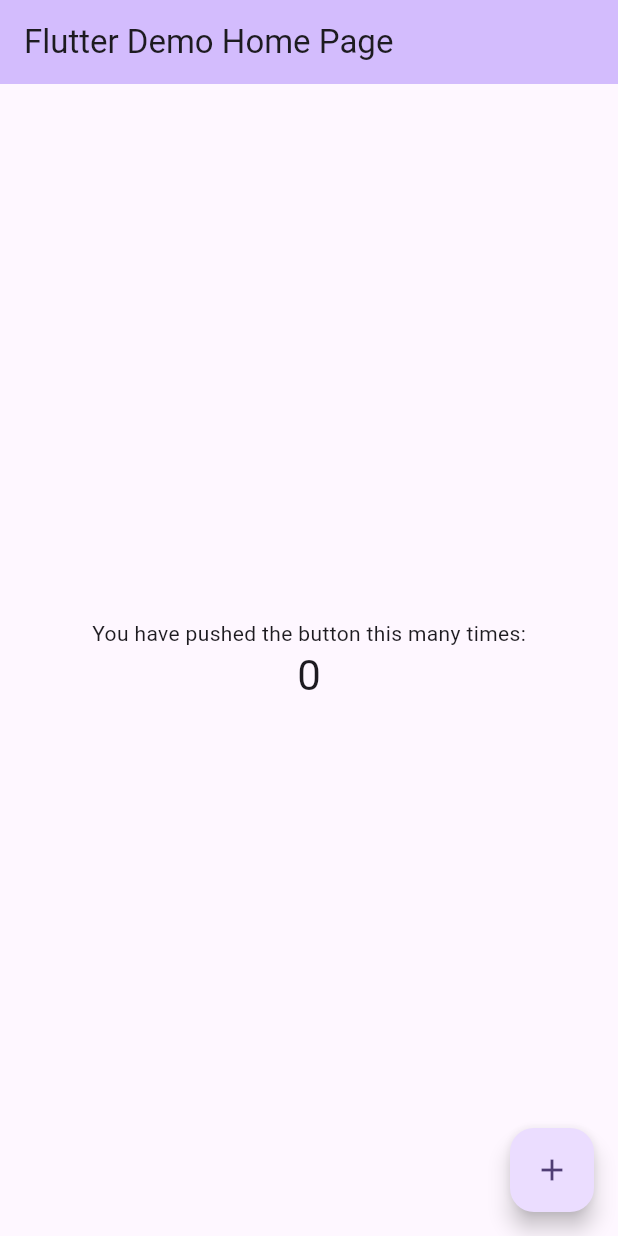
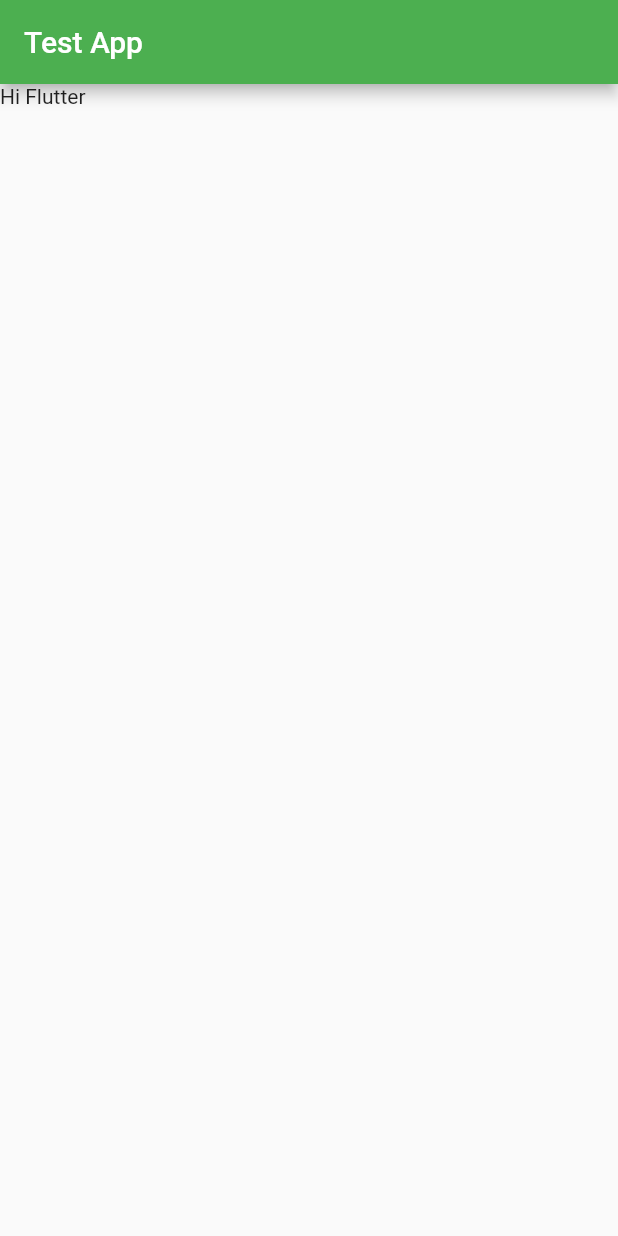
Before and after one commit to Madcamp4-Week2/Retent-Frontend, a Flutter app: the screen it shows after launch, on a phone screen of 412 x 824 dp. Run offline on Flutter 3.47's test engine with Material 2 defaults, Android fonts, the phone set to English and light mode, and no system bars.

Commit message:
ch1 completed

```diff
--- a/lib/main.dart
+++ b/lib/main.dart
@@ -1,125 +1,27 @@
+
 import 'package:flutter/material.dart';
 
 void main() {
-  runApp(const MyApp());
+  runApp( MaterialApp(
+    home: HomePage(),
+    theme: ThemeData(
+      primarySwatch: Colors.green
+    ),
+  ));
 }
 
-class MyApp extends StatelessWidget {
-  const MyApp({super.key});
+class HomePage extends StatelessWidget {
+  const HomePage({super.key});
 
-  // This widget is the root of your application.
   @override
   Widget build(BuildContext context) {
-    return MaterialApp(
-      title: 'Flutter Demo',
-      theme: ThemeData(
-        // This is the theme of your application.
-        //
-        // TRY THIS: Try running your application with "flutter run". You'll see
-        // the application has a blue toolbar. Then, without quitting the app,
-        // try changing the seedColor in the colorScheme below to Colors.green
-        // and then invoke "hot reload" (save your changes or press the "hot
-        // reload" button in a Flutter-supported IDE, or press "r" if you used
-        // the command line to start the app).
-        //
-        // Notice that the counter didn't reset back to zero; the application
-        // state is not lost during the reload. To reset the state, use hot
-        // restart instead.
-        //
-        // This works for code too, not just values: Most code changes can be
-        // tested with just a hot reload.
-        colorScheme: ColorScheme.fromSeed(seedColor: Colors.deepPurple),
-        useMaterial3: true,
+    return Scaffold(
+      appBar: AppBar(
+        title: Text("Test App"),
+        ),
+      body: Container(
+        child: Text("Hi Flutter"),
       ),
-      home: const MyHomePage(title: 'Flutter Demo Home Page'),
     );
   }
 }
-
-class MyHomePage extends StatefulWidget {
-  const MyHomePage({super.key, required this.title});
-
-  // This widget is the home page of your application. It is stateful, meaning
-  // that it has a State object (defined below) that contains fields that affect
-  // how it looks.
-
-  // This class is the configuration for the state. It holds the values (in this
-  // case the title) provided by the parent (in this case the App widget) and
-  // used by the build method of the State. Fields in a Widget subclass are
-  // always marked "final".
-
-  final String title;
-
-  @override
-  State<MyHomePage> createState() => _MyHomePageState();
-}
-
-class _MyHomePageState extends State<MyHomePage> {
-  int _counter = 0;
-
-  void _incrementCounter() {
-    setState(() {
-      // This call to setState tells the Flutter framework that something has
-      // changed in this State, which causes it to rerun the build method below
-      // so that the display can reflect the updated values. If we changed
-      // _counter without calling setState(), then the build method would not be
-      // called again, and so nothing would appear to happen.
-      _counter++;
-    });
-  }
-
-  @override
-  Widget build(BuildContext context) {
-    // This method is rerun every time setState is called, for instance as done
-    // by the _incrementCounter method above.
-    //
-    // The Flutter framework has been optimized to make rerunning build methods
-    // fast, so that you can just rebuild anything that needs updating rather
-    // than having to individually change instances of widgets.
-    return Scaffold(
-      appBar: AppBar(
-        // TRY THIS: Try changing the color here to a specific color (to
-        // Colors.amber, perhaps?) and trigger a hot reload to see the AppBar
-        // change color while the other colors stay the same.
-        backgroundColor: Theme.of(context).colorScheme.inversePrimary,
-        // Here we take the value from the MyHomePage object that was created by
-        // the App.build method, and use it to set our appbar title.
-        title: Text(widget.title),
-      ),
-      body: Center(
-        // Center is a layout widget. It takes a single child and positions it
-        // in the middle of the parent.
-        child: Column(
-          // Column is also a layout widget. It takes a list of children and
-          // arranges them vertically. By default, it sizes itself to fit its
-          // children horizontally, and tries to be as tall as its parent.
-          //
-          // Column has various properties to control how it sizes itself and
-          // how it positions its children. Here we use mainAxisAlignment to
-          // center the children vertically; the main axis here is the vertical
-          // axis because Columns are vertical (the cross axis would be
-          // horizontal).
-          //
-          // TRY THIS: Invoke "debug painting" (choose the "Toggle Debug Paint"
-          // action in the IDE, or press "p" in the console), to see the
-          // wireframe for each widget.
-          mainAxisAlignment: MainAxisAlignment.center,
-          children: <Widget>[
-            const Text(
-              'You have pushed the button this many times:',
-            ),
-            Text(
-              '$_counter',
-              style: Theme.of(context).textTheme.headlineMedium,
-            ),
-          ],
-        ),
-      ),
-      floatingActionButton: FloatingActionButton(
-        onPressed: _incrementCounter,
-        tooltip: 'Increment',
-        child: const Icon(Icons.add),
-      ), // This trailing comma makes auto-formatting nicer for build methods.
-    );
-  }
-}
```
